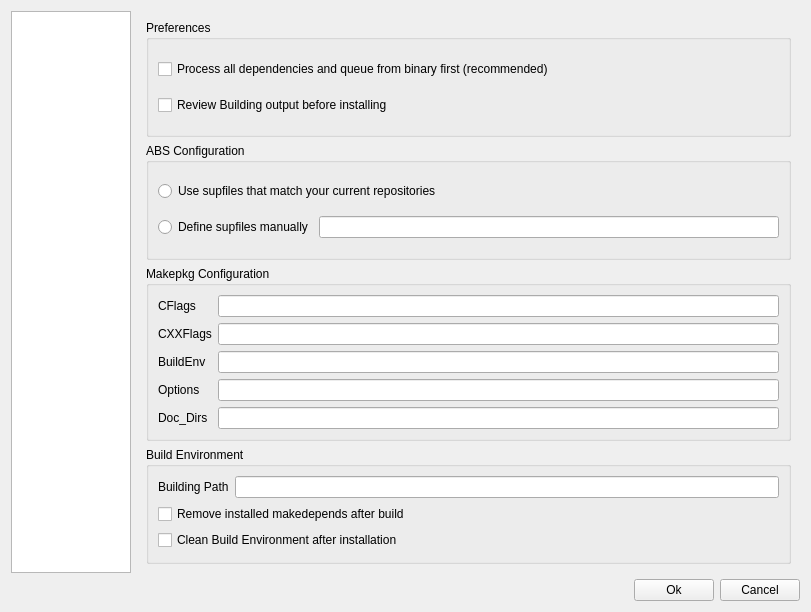
This is trunk/shaman/ui/configDialog.ui in drf/shaman1 as Qt 5 draws it before an edit. The edited form follows.
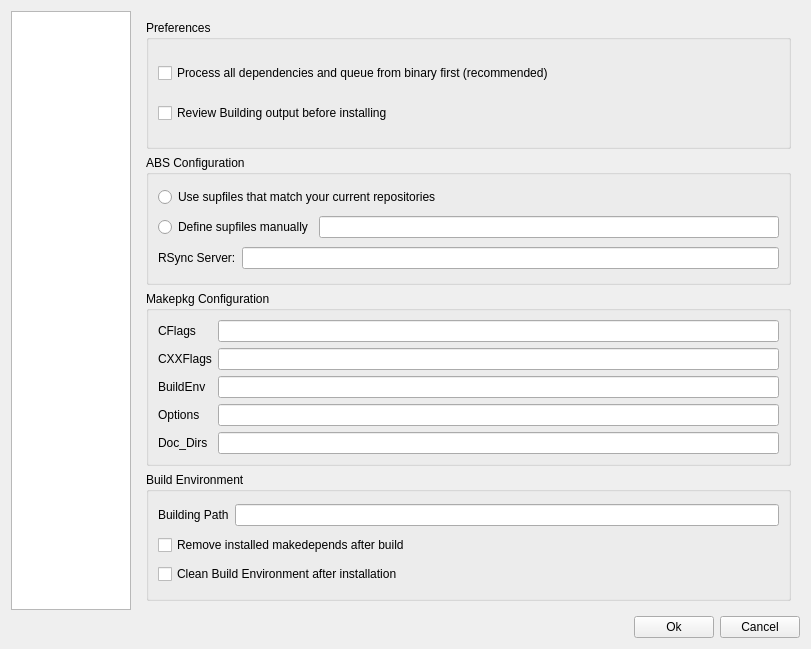
This is the edited form. The open tabs and pages were chosen to show the change. Icons and pictures are not drawn.

```diff
--- a/trunk/shaman/ui/configDialog.ui
+++ b/trunk/shaman/ui/configDialog.ui
@@ -6,7 +6,7 @@
     <x>0</x>
     <y>0</y>
     <width>811</width>
-    <height>612</height>
+    <height>649</height>
    </rect>
   </property>
   <property name="windowTitle" >
@@ -783,8 +783,8 @@
        <rect>
         <x>0</x>
         <y>0</y>
-        <width>100</width>
-        <height>30</height>
+        <width>679</width>
+        <height>607</height>
        </rect>
       </property>
       <layout class="QGridLayout" >
@@ -838,6 +838,20 @@
             </item>
            </layout>
           </item>
+          <item row="2" column="0" >
+           <layout class="QHBoxLayout" name="horizontalLayout" >
+            <item>
+             <widget class="QLabel" name="label_21" >
+              <property name="text" >
+               <string>RSync Server:</string>
+              </property>
+             </widget>
+            </item>
+            <item>
+             <widget class="QLineEdit" name="rsyncServerEdit" />
+            </item>
+           </layout>
+          </item>
          </layout>
         </widget>
        </item>
```
Left out of the diff: 16 changed lines with no effect on the pictures.
